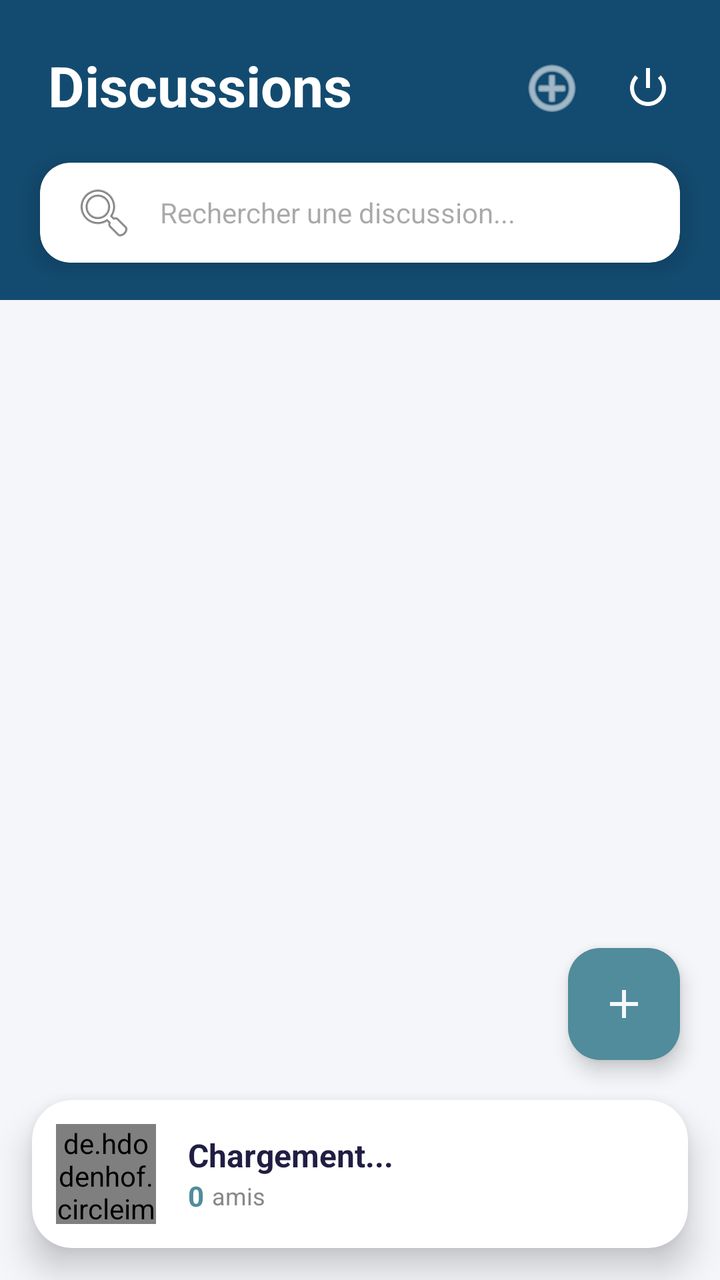
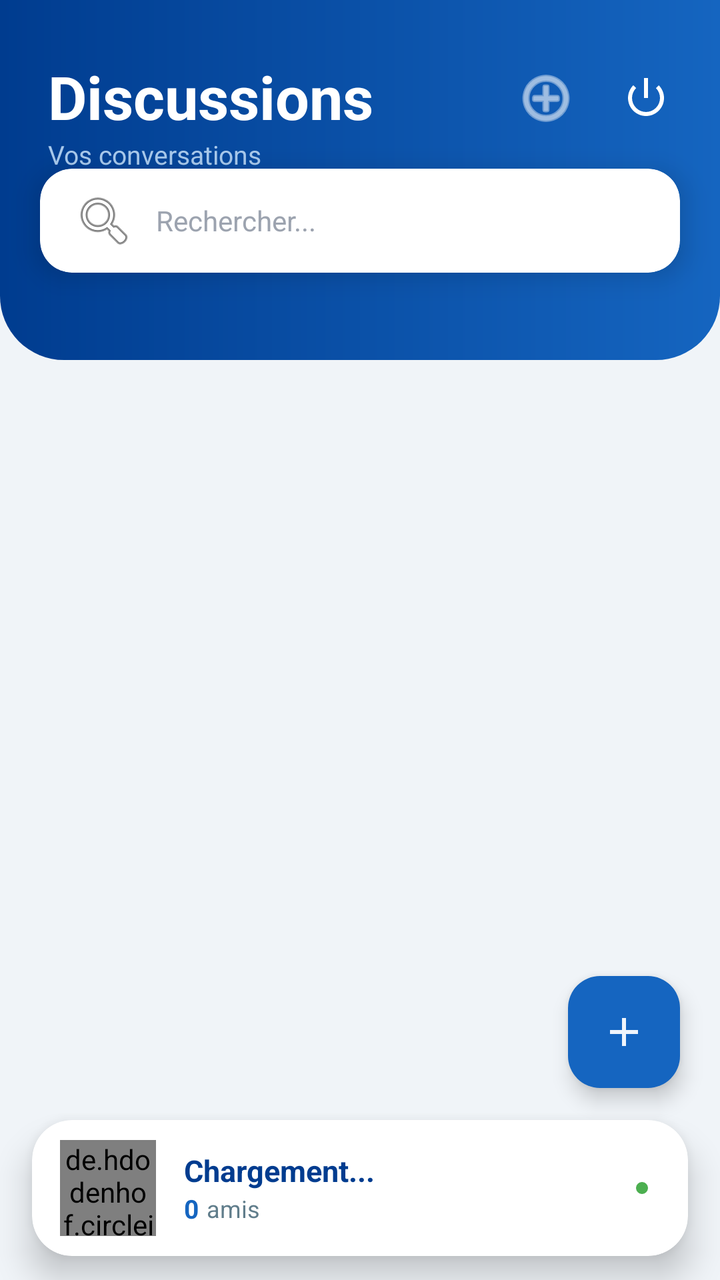

Screens rendered from an Android XML layout before and after an edit, with the pre-edit source and the edit as a unified diff.
<!-- AndroidManifest.xml: application theme Theme.Chat_app -->
<!-- res/layout/activity_discussion.xml -->
<?xml version="1.0" encoding="utf-8"?>
<androidx.constraintlayout.widget.ConstraintLayout xmlns:android="http://schemas.android.com/apk/res/android"
    xmlns:app="http://schemas.android.com/apk/res-auto"
    xmlns:tools="http://schemas.android.com/tools"
    android:layout_width="match_parent"
    android:layout_height="match_parent"
    android:background="#F5F6FA"
    tools:context=".DiscussionActivity">

    
    <View
        android:id="@+id/headerBackground"
        android:layout_width="match_parent"
        android:layout_height="150dp"
        android:background="@drawable/bg_header_gradient"
        android:backgroundTint="@color/colorPrimary"
        app:layout_constraintStart_toStartOf="parent"
        app:layout_constraintTop_toTopOf="parent" />

    
    <TextView
        android:id="@+id/tvTitle"
        android:layout_width="wrap_content"
        android:layout_height="wrap_content"
        android:layout_marginStart="24dp"
        android:layout_marginTop="24dp"
        android:text="Discussions"
        android:textColor="@android:color/white"
        android:textSize="28sp"
        android:textStyle="bold"
        app:layout_constraintStart_toStartOf="parent"
        app:layout_constraintTop_toTopOf="parent" />

    <ImageButton
        android:id="@+id/btnMenu"
        android:layout_width="40dp"
        android:layout_height="40dp"
        android:layout_marginTop="24dp"
        android:layout_marginEnd="16dp"
        android:background="?attr/selectableItemBackgroundBorderless"
        android:contentDescription="Déconnexion"
        android:src="@android:drawable/ic_lock_power_off"
        app:tint="@android:color/white"
        app:layout_constraintEnd_toEndOf="parent"
        app:layout_constraintTop_toTopOf="parent" />

    <ImageButton
        android:id="@+id/btnAddFriend"
        android:layout_width="40dp"
        android:layout_height="40dp"
        android:layout_marginEnd="8dp"
        android:background="?attr/selectableItemBackgroundBorderless"
        android:contentDescription="Ajouter Ami"
        android:src="@android:drawable/ic_menu_add"
        app:tint="@android:color/white"
        app:layout_constraintBottom_toBottomOf="@id/btnMenu"
        app:layout_constraintEnd_toStartOf="@id/btnMenu"
        app:layout_constraintTop_toTopOf="@id/btnMenu" />

    
    <androidx.cardview.widget.CardView
        android:id="@+id/searchCard"
        android:layout_width="match_parent"
        android:layout_height="50dp"
        android:layout_marginHorizontal="20dp"
        android:layout_marginTop="20dp"
        app:cardCornerRadius="15dp"
        app:cardElevation="8dp"
        app:layout_constraintEnd_toEndOf="parent"
        app:layout_constraintStart_toStartOf="parent"
        app:layout_constraintTop_toBottomOf="@id/tvTitle">

        <EditText
            android:id="@+id/etSearch"
            android:layout_width="match_parent"
            android:layout_height="match_parent"
            android:background="@android:color/transparent"
            android:drawableStart="@android:drawable/ic_menu_search"
            android:drawablePadding="12dp"
            android:hint="Rechercher une discussion..."
            android:paddingStart="16dp"
            android:textColor="@color/colorPrimaryDark"
            android:textSize="14sp" />
    </androidx.cardview.widget.CardView>

    
    <androidx.recyclerview.widget.RecyclerView
        android:id="@+id/recyclerDiscussions"
        android:layout_width="match_parent"
        android:layout_height="0dp"
        android:layout_marginTop="15dp"
        android:layout_marginBottom="10dp"
        android:clipToPadding="false"
        android:paddingBottom="80dp"
        app:layout_constraintBottom_toTopOf="@id/bottomProfileCard"
        app:layout_constraintTop_toBottomOf="@id/searchCard"
        tools:listitem="@layout/item_discussion" />

    
    <androidx.cardview.widget.CardView
        android:id="@+id/bottomProfileCard"
        android:layout_width="match_parent"
        android:layout_height="wrap_content"
        android:layout_margin="16dp"
        app:cardBackgroundColor="@android:color/white"
        app:cardCornerRadius="20dp"
        app:cardElevation="10dp"
        app:layout_constraintBottom_toBottomOf="parent"
        app:layout_constraintEnd_toEndOf="parent"
        app:layout_constraintStart_toStartOf="parent">

        <LinearLayout
            android:layout_width="match_parent"
            android:layout_height="wrap_content"
            android:gravity="center_vertical"
            android:orientation="horizontal"
            android:padding="12dp">

            
            <de.hdodenhof.circleimageview.CircleImageView
                android:id="@+id/bottomProfileImage"
                android:layout_width="50dp"
                android:layout_height="50dp"
                android:src="@drawable/img"
                app:civ_border_color="@color/colorSecondary"
                app:civ_border_width="2dp" />

            
            <LinearLayout
                android:layout_width="0dp"
                android:layout_height="wrap_content"
                android:layout_marginStart="16dp"
                android:layout_weight="1"
                android:orientation="vertical">

                <TextView
                    android:id="@+id/bottomPseudo"
                    android:layout_width="wrap_content"
                    android:layout_height="wrap_content"
                    android:text="Chargement..."
                    android:textColor="@color/colorPrimaryDark"
                    android:textSize="16sp"
                    android:textStyle="bold" />

                <LinearLayout
                    android:layout_width="wrap_content"
                    android:layout_height="wrap_content"
                    android:gravity="center_vertical"
                    android:orientation="horizontal">

                    <TextView
                        android:id="@+id/bottomFriendsCount"
                        android:layout_width="wrap_content"
                        android:layout_height="wrap_content"
                        android:text="0"
                        android:textColor="@color/colorSecondary"
                        android:textStyle="bold" />

                    <TextView
                        android:layout_width="wrap_content"
                        android:layout_height="wrap_content"
                        android:layout_marginStart="4dp"
                        android:text="amis"
                        android:textColor="#888888"
                        android:textSize="12sp" />
                </LinearLayout>
            </LinearLayout>

        </LinearLayout>
    </androidx.cardview.widget.CardView>

    
    
    <com.google.android.material.floatingactionbutton.FloatingActionButton
        android:id="@+id/btnCompose"
        android:layout_width="wrap_content"
        android:layout_height="wrap_content"
        android:layout_marginEnd="20dp"
        android:layout_marginBottom="20dp"
        android:contentDescription="Nouvelle discussion"
        android:src="@drawable/ic_plus_24"
        app:backgroundTint="@color/colorSecondary"
        app:layout_constraintBottom_toTopOf="@id/bottomProfileCard"
        app:layout_constraintEnd_toEndOf="parent"
        app:tint="@android:color/white" />

</androidx.constraintlayout.widget.ConstraintLayout>
<!-- res/layout/item_discussion.xml (included above) -->
<androidx.constraintlayout.widget.ConstraintLayout xmlns:android="http://schemas.android.com/apk/res/android"
    xmlns:app="http://schemas.android.com/apk/res-auto"
    xmlns:tools="http://schemas.android.com/tools"
    android:layout_width="match_parent"
    android:layout_height="wrap_content"
    android:background="@drawable/bg_item_with_border"
    android:padding="12dp"
    android:layout_marginHorizontal="5dp"
    android:layout_marginTop="8dp">

    <androidx.cardview.widget.CardView
        android:id="@+id/cardAvatar"
        android:layout_width="50dp"
        android:layout_height="50dp"
        app:cardCornerRadius="25dp"
        app:cardElevation="0dp"
        app:layout_constraintStart_toStartOf="parent"
        app:layout_constraintTop_toTopOf="parent">

        <ImageView
            android:id="@+id/imgAvatar"
            android:layout_width="match_parent"
            android:layout_height="match_parent"
            android:scaleType="centerCrop"
            android:src="@drawable/img"
            tools:ignore="ContentDescription" />
        <View
            android:id="@+id/img_status_on"
            android:layout_width="16dp"
            android:layout_height="16dp"
            android:background="@drawable/shape_status_online"
            android:visibility="gone"
            app:layout_constraintBottom_toBottomOf="@id/imgAvatar"
            app:layout_constraintEnd_toEndOf="@id/imgAvatar"
            android:layout_marginBottom="2dp"
            android:layout_marginEnd="2dp" />
        <View
            android:id="@+id/img_status_off"
            android:layout_width="16dp"
            android:layout_height="16dp"
            android:background="@drawable/shape_status_offline"
            android:visibility="visible"
            app:layout_constraintBottom_toBottomOf="@id/imgAvatar"
            app:layout_constraintEnd_toEndOf="@id/imgAvatar"
            android:layout_marginBottom="2dp"
            android:layout_marginEnd="2dp" />
    </androidx.cardview.widget.CardView>

    <TextView
        android:id="@+id/txtHeure"
        android:layout_width="wrap_content"
        android:layout_height="wrap_content"
        android:text="09:56"
        android:textColor="#009688"
        android:textSize="12sp"
        app:layout_constraintBottom_toBottomOf="@id/txtNom"
        app:layout_constraintEnd_toEndOf="parent"
        app:layout_constraintTop_toTopOf="@id/txtNom" />

    <TextView
        android:id="@+id/txtNom"
        android:layout_width="0dp"
        android:layout_height="wrap_content"
        android:layout_marginStart="16dp"
        android:layout_marginEnd="8dp"
        android:text="Josiah Zayner"
        android:textColor="#0D1C3E"
        android:textSize="16sp"
        android:textStyle="bold"
        app:layout_constraintEnd_toStartOf="@id/txtHeure"
        app:layout_constraintStart_toEndOf="@id/cardAvatar"
        app:layout_constraintTop_toTopOf="@id/cardAvatar" />

    <TextView
        android:id="@+id/txtMessage"
        android:layout_width="0dp"
        android:layout_height="wrap_content"
        android:layout_marginTop="4dp"
        android:layout_marginEnd="16dp"
        android:ellipsize="end"
        android:maxLines="2"
        android:text="Salut ! Comment vas-tu aujourd'hui ? Je voulais faire un point..."
        android:textColor="#68768A"
        android:textSize="14sp"
        app:layout_constraintEnd_toEndOf="parent"
        app:layout_constraintStart_toStartOf="@id/txtNom"
        app:layout_constraintTop_toBottomOf="@id/txtNom" />
</androidx.constraintlayout.widget.ConstraintLayout>
<!-- resources referenced by this layout -->
<resources>
  <color name="colorPrimary">#134B70</color>
  <color name="colorPrimaryDark">#201E43</color>
  <color name="colorSecondary">#508C9B</color>
  <!-- drawable bg_header_gradient (drawable) -->
  <?xml version="1.0" encoding="utf-8"?>
  <shape xmlns:android="http://schemas.android.com/apk/res/android"
      android:shape="rectangle">
  
      <gradient
          android:angle="270"
          android:startColor="@color/colorPrimary"
          android:endColor="@color/colorPrimaryDark"
          android:type="linear" />
  
  </shape>
  <!-- drawable bg_item_with_border (drawable) -->
  <?xml version="1.0" encoding="utf-8"?>
  <layer-list xmlns:android="http://schemas.android.com/apk/res/android">
  
      
      <item>
          <shape android:shape="rectangle">
              <solid android:color="#1A000000" /> 
              <corners android:radius="12dp" />
          </shape>
      </item>
  
      
      <item android:bottom="2dp" android:right="1dp" android:left="1dp">
          <shape android:shape="rectangle">
              
              <solid android:color="@android:color/white" />
  
              
              <stroke
                  android:width="1dp"
                  android:color="#E0E0E0" /> 
  
              
              <corners android:radius="12dp" />
          </shape>
      </item>
  
  </layer-list>
  <!-- drawable ic_plus_24 (drawable) -->
  <vector xmlns:android="http://schemas.android.com/apk/res/android" android:height="24dp" android:tint="#FFFFFF" android:viewportHeight="960" android:viewportWidth="960" android:width="24dp">
        
      <path android:fillColor="#EE050556" android:pathData="M440,520L200,520L200,440L440,440L440,200L520,200L520,440L760,440L760,520L520,520L520,760L440,760L440,520Z"/>
      
  </vector>
  <!-- drawable img: png bitmap (drawable, 107963 bytes) -->
  <!-- drawable shape_status_offline (drawable) -->
  <?xml version="1.0" encoding="utf-8"?>
  <shape xmlns:android="http://schemas.android.com/apk/res/android"
      android:shape="oval">
      <solid android:color="#B0B0B0" /> <stroke
      android:width="2dp"
      android:color="#FFFFFF" />
      <size
          android:width="16dp"
          android:height="16dp" />
  </shape>
  <!-- drawable shape_status_online (drawable) -->
  <?xml version="1.0" encoding="utf-8"?>
  <shape xmlns:android="http://schemas.android.com/apk/res/android"
      android:shape="oval">
      <solid android:color="#4CAF50" />
  
      <stroke
          android:width="2dp"
          android:color="#FFFFFF" />
  
      <size
          android:width="16dp"
          android:height="16dp" />
  </shape>
  <style name="Theme.Chat_app" parent="Base.Theme.Chat_app" />
  <style name="Base.Theme.Chat_app" parent="Theme.Material3.DayNight.NoActionBar">
          
          
      </style>
</resources>

<!-- the commit's change to res/layout/activity_discussion.xml (unified diff, before → after) -->
@@ -1,21 +1,21 @@
 <?xml version="1.0" encoding="utf-8"?>
-<androidx.constraintlayout.widget.ConstraintLayout xmlns:android="http://schemas.android.com/apk/res/android"
+<androidx.constraintlayout.widget.ConstraintLayout
+    xmlns:android="http://schemas.android.com/apk/res/android"
     xmlns:app="http://schemas.android.com/apk/res-auto"
     xmlns:tools="http://schemas.android.com/tools"
     android:layout_width="match_parent"
     android:layout_height="match_parent"
-    android:background="#F5F6FA"
+    android:background="@color/colorBackground"
     tools:context=".DiscussionActivity">
 
     
     <View
         android:id="@+id/headerBackground"
         android:layout_width="match_parent"
-        android:layout_height="150dp"
-        android:background="@drawable/bg_header_gradient"
-        android:backgroundTint="@color/colorPrimary"
-        app:layout_constraintStart_toStartOf="parent"
-        app:layout_constraintTop_toTopOf="parent" />
+        android:layout_height="180dp"
+        android:background="@drawable/bg_header_bottom_round"
+        app:layout_constraintTop_toTopOf="parent"
+        app:layout_constraintStart_toStartOf="parent"/>
 
     
     <TextView
@@ -23,51 +23,83 @@
         android:layout_width="wrap_content"
         android:layout_height="wrap_content"
         android:layout_marginStart="24dp"
-        android:layout_marginTop="24dp"
+        android:layout_marginTop="28dp"
         android:text="Discussions"
-        android:textColor="@android:color/white"
-        android:textSize="28sp"
+        android:textColor="@color/white"
+        android:textSize="30sp"
         android:textStyle="bold"
         app:layout_constraintStart_toStartOf="parent"
-        app:layout_constraintTop_toTopOf="parent" />
-
+        app:layout_constraintTop_toTopOf="parent"/>
+
+    <TextView
+        android:layout_width="wrap_content"
+        android:layout_height="wrap_content"
+        android:layout_marginStart="24dp"
+        android:text="Vos conversations"
+        android:textColor="#A8C9EC"
+        android:textSize="13sp"
+        app:layout_constraintStart_toStartOf="parent"
+        app:layout_constraintTop_toBottomOf="@id/tvTitle"/>
+
+    
     <ImageButton
         android:id="@+id/btnMenu"
-        android:layout_width="40dp"
-        android:layout_height="40dp"
-        android:layout_marginTop="24dp"
+        android:layout_width="42dp"
+        android:layout_height="42dp"
+        android:layout_marginTop="28dp"
         android:layout_marginEnd="16dp"
         android:background="?attr/selectableItemBackgroundBorderless"
         android:contentDescription="Déconnexion"
         android:src="@android:drawable/ic_lock_power_off"
-        app:tint="@android:color/white"
+        app:tint="@color/white"
         app:layout_constraintEnd_toEndOf="parent"
-        app:layout_constraintTop_toTopOf="parent" />
-
+        app:layout_constraintTop_toTopOf="parent"/>
+
+    
     <ImageButton
         android:id="@+id/btnAddFriend"
-        android:layout_width="40dp"
-        android:layout_height="40dp"
+        android:layout_width="42dp"
+        android:layout_height="42dp"
         android:layout_marginEnd="8dp"
         android:background="?attr/selectableItemBackgroundBorderless"
-        android:contentDescription="Ajouter Ami"
+        android:contentDescription="Ajouter un ami"
         android:src="@android:drawable/ic_menu_add"
-        app:tint="@android:color/white"
+        app:tint="@color/white"
         app:layout_constraintBottom_toBottomOf="@id/btnMenu"
         app:layout_constraintEnd_toStartOf="@id/btnMenu"
-        app:layout_constraintTop_toTopOf="@id/btnMenu" />
+        app:layout_constraintTop_toTopOf="@id/btnMenu"/>
+
+    
+    <TextView
+        android:id="@+id/badge_friend_requests"
+        android:layout_width="18dp"
+        android:layout_height="18dp"
+        android:background="@drawable/circle_shape"
+        android:backgroundTint="#FF3B30"
+        android:gravity="center"
+        android:text="!"
+        android:textColor="@color/white"
+        android:textSize="10sp"
+        android:textStyle="bold"
+        android:visibility="gone"
+        android:layout_marginEnd="-2dp"
+        android:layout_marginTop="-2dp"
+        app:layout_constraintEnd_toEndOf="@id/btnAddFriend"
+        app:layout_constraintTop_toTopOf="@id/btnAddFriend"/>
 
     
     <androidx.cardview.widget.CardView
         android:id="@+id/searchCard"
-        android:layout_width="match_parent"
-        android:layout_height="50dp"
-        android:layout_marginHorizontal="20dp"
-        android:layout_marginTop="20dp"
-        app:cardCornerRadius="15dp"
+        android:layout_width="0dp"
+        android:layout_height="52dp"
+        android:layout_marginStart="20dp"
+        android:layout_marginEnd="20dp"
+        android:layout_marginTop="16dp"
+        app:cardCornerRadius="16dp"
         app:cardElevation="8dp"
+        app:cardBackgroundColor="@color/white"
+        app:layout_constraintStart_toStartOf="parent"
         app:layout_constraintEnd_toEndOf="parent"
-        app:layout_constraintStart_toStartOf="parent"
         app:layout_constraintTop_toBottomOf="@id/tvTitle">
 
         <EditText
@@ -76,11 +108,16 @@
             android:layout_height="match_parent"
             android:background="@android:color/transparent"
             android:drawableStart="@android:drawable/ic_menu_search"
-            android:drawablePadding="12dp"
-            android:hint="Rechercher une discussion..."
+            android:drawablePadding="10dp"
+            android:hint="Rechercher..."
             android:paddingStart="16dp"
-            android:textColor="@color/colorPrimaryDark"
-            android:textSize="14sp" />
+            android:paddingEnd="16dp"
+            android:textColor="@color/colorTextPrimary"
+            android:textColorHint="@color/text_hint"
+            android:textSize="14sp"
+            android:inputType="text"
+            android:imeOptions="actionSearch"
+            android:singleLine="true"/>
     </androidx.cardview.widget.CardView>
 
     
@@ -88,48 +125,50 @@
         android:id="@+id/recyclerDiscussions"
         android:layout_width="match_parent"
         android:layout_height="0dp"
-        android:layout_marginTop="15dp"
-        android:layout_marginBottom="10dp"
+        android:layout_marginTop="16dp"
         android:clipToPadding="false"
-        android:paddingBottom="80dp"
+        android:paddingBottom="88dp"
+        app:layout_constraintTop_toBottomOf="@id/headerBackground"
         app:layout_constraintBottom_toTopOf="@id/bottomProfileCard"
-        app:layout_constraintTop_toBottomOf="@id/searchCard"
-        tools:listitem="@layout/item_discussion" />
+        tools:listitem="@layout/item_discussion"/>
 
     
     <androidx.cardview.widget.CardView
         android:id="@+id/bottomProfileCard"
-        android:layout_width="match_parent"
-        android:layout_height="wrap_content"
-        android:layout_margin="16dp"
-        app:cardBackgroundColor="@android:color/white"
+        android:layout_width="0dp"
+        android:layout_height="wrap_content"
+        android:layout_marginStart="16dp"
+        android:layout_marginEnd="16dp"
+        android:layout_marginBottom="12dp"
+        app:cardBackgroundColor="@color/white"
         app:cardCornerRadius="20dp"
         app:cardElevation="10dp"
         app:layout_constraintBottom_toBottomOf="parent"
-        app:layout_constraintEnd_toEndOf="parent"
-        app:layout_constraintStart_toStartOf="parent">
+        app:layout_constraintStart_toStartOf="parent"
+        app:layout_constraintEnd_toEndOf="parent">
 
         <LinearLayout
             android:layout_width="match_parent"
             android:layout_height="wrap_content"
             android:gravity="center_vertical"
             android:orientation="horizontal"
-            android:padding="12dp">
-
-            
+            android:paddingStart="14dp"
+            android:paddingEnd="14dp"
+            android:paddingTop="10dp"
+            android:paddingBottom="10dp">
+
             <de.hdodenhof.circleimageview.CircleImageView
                 android:id="@+id/bottomProfileImage"
-                android:layout_width="50dp"
-                android:layout_height="50dp"
+                android:layout_width="48dp"
+                android:layout_height="48dp"
                 android:src="@drawable/img"
                 app:civ_border_color="@color/colorSecondary"
-                app:civ_border_width="2dp" />
-
-            
+                app:civ_border_width="2dp"/>
+
             <LinearLayout
                 android:layout_width="0dp"
                 android:layout_height="wrap_content"
-                android:layout_marginStart="16dp"
+                android:layout_marginStart="14dp"
                 android:layout_weight="1"
                 android:orientation="vertical">
 
@@ -139,8 +178,8 @@
                     android:layout_height="wrap_content"
                     android:text="Chargement..."
                     android:textColor="@color/colorPrimaryDark"
-                    android:textSize="16sp"
-                    android:textStyle="bold" />
+                    android:textSize="15sp"
+                    android:textStyle="bold"/>
 
                 <LinearLayout
                     android:layout_width="wrap_content"
@@ -153,112 +192,119 @@
                         android:layout_width="wrap_content"
                         android:layout_height="wrap_content"
                         android:text="0"
-                        android:textColor="@color/colorSecondary"
-                        android:textStyle="bold" />
+                        android:textColor="@color/colorPrimary"
+                        android:textStyle="bold"
+                        android:textSize="13sp"/>
 
                     <TextView
                         android:layout_width="wrap_content"
                         android:layout_height="wrap_content"
                         android:layout_marginStart="4dp"
                         android:text="amis"
-                        android:textColor="#888888"
-                        android:textSize="12sp" />
+                        android:textColor="@color/colorTextSecondary"
+                        android:textSize="12sp"/>
                 </LinearLayout>
             </LinearLayout>
 
+            
+            <View
+                android:layout_width="10dp"
+                android:layout_height="10dp"
+                android:background="@drawable/shape_status_online"
+                android:layout_marginEnd="4dp"/>
+
         </LinearLayout>
     </androidx.cardview.widget.CardView>
 
-    
     
     <com.google.android.material.floatingactionbutton.FloatingActionButton
         android:id="@+id/btnCompose"
         android:layout_width="wrap_content"
         android:layout_height="wrap_content"
         android:layout_marginEnd="20dp"
-        android:layout_marginBottom="20dp"
+        android:layout_marginBottom="16dp"
         android:contentDescription="Nouvelle discussion"
         android:src="@drawable/ic_plus_24"
-        app:backgroundTint="@color/colorSecondary"
+        app:backgroundTint="@color/colorPrimary"
+        app:tint="@color/white"
         app:layout_constraintBottom_toTopOf="@id/bottomProfileCard"
-        app:layout_constraintEnd_toEndOf="parent"
-        app:tint="@android:color/white" />
+        app:layout_constraintEnd_toEndOf="parent"/>
 
 </androidx.constraintlayout.widget.ConstraintLayout>
 <!-- res/layout/item_discussion.xml (included above) -->
-<androidx.constraintlayout.widget.ConstraintLayout xmlns:android="http://schemas.android.com/apk/res/android"
+<?xml version="1.0" encoding="utf-8"?>
+<androidx.constraintlayout.widget.ConstraintLayout
+    xmlns:android="http://schemas.android.com/apk/res/android"
     xmlns:app="http://schemas.android.com/apk/res-auto"
     xmlns:tools="http://schemas.android.com/tools"
     android:layout_width="match_parent"
     android:layout_height="wrap_content"
-    android:background="@drawable/bg_item_with_border"
-    android:padding="12dp"
-    android:layout_marginHorizontal="5dp"
-    android:layout_marginTop="8dp">
-
-    <androidx.cardview.widget.CardView
-        android:id="@+id/cardAvatar"
-        android:layout_width="50dp"
-        android:layout_height="50dp"
-        app:cardCornerRadius="25dp"
-        app:cardElevation="0dp"
-        app:layout_constraintStart_toStartOf="parent"
-        app:layout_constraintTop_toTopOf="parent">
-
-        <ImageView
-            android:id="@+id/imgAvatar"
-            android:layout_width="match_parent"
-            android:layout_height="match_parent"
-            android:scaleType="centerCrop"
-            android:src="@drawable/img"
-            tools:ignore="ContentDescription" />
-        <View
-            android:id="@+id/img_status_on"
-            android:layout_width="16dp"
-            android:layout_height="16dp"
-            android:background="@drawable/shape_status_online"
-            android:visibility="gone"
-            app:layout_constraintBottom_toBottomOf="@id/imgAvatar"
-            app:layout_constraintEnd_toEndOf="@id/imgAvatar"
-            android:layout_marginBottom="2dp"
-            android:layout_marginEnd="2dp" />
-        <View
-            android:id="@+id/img_status_off"
-            android:layout_width="16dp"
-            android:layout_height="16dp"
-            android:background="@drawable/shape_status_offline"
-            android:visibility="visible"
-            app:layout_constraintBottom_toBottomOf="@id/imgAvatar"
-            app:layout_constraintEnd_toEndOf="@id/imgAvatar"
-            android:layout_marginBottom="2dp"
-            android:layout_marginEnd="2dp" />
-    </androidx.cardview.widget.CardView>
-
+    android:background="?attr/selectableItemBackground"
+    android:paddingStart="16dp"
+    android:paddingEnd="16dp"
+    android:paddingTop="10dp"
+    android:paddingBottom="10dp">
+
+    
+    <de.hdodenhof.circleimageview.CircleImageView
+        android:id="@+id/imgAvatar"
+        android:layout_width="56dp"
+        android:layout_height="56dp"
+        android:src="@drawable/img"
+        app:civ_border_color="@color/colorDivider"
+        app:civ_border_width="1.5dp"
+        app:layout_constraintStart_toStartOf="parent"
+        app:layout_constraintTop_toTopOf="parent"
+        app:layout_constraintBottom_toBottomOf="parent"
+        tools:ignore="ContentDescription"/>
+
+    
+    <View
+        android:id="@+id/img_status_on"
+        android:layout_width="14dp"
+        android:layout_height="14dp"
+        android:background="@drawable/shape_status_online"
+        android:visibility="gone"
+        app:layout_constraintEnd_toEndOf="@id/imgAvatar"
+        app:layout_constraintBottom_toBottomOf="@id/imgAvatar"/>
+
+    
+    <View
+        android:id="@+id/img_status_off"
+        android:layout_width="14dp"
+        android:layout_height="14dp"
+        android:background="@drawable/shape_status_offline"
+        android:visibility="visible"
+        app:layout_constraintEnd_toEndOf="@id/imgAvatar"
+        app:layout_constraintBottom_toBottomOf="@id/imgAvatar"/>
+
+    
     <TextView
         android:id="@+id/txtHeure"
         android:layout_width="wrap_content"
         android:layout_height="wrap_content"
         android:text="09:56"
-        android:textColor="#009688"
+        android:textColor="@color/colorSecondary"
         android:textSize="12sp"
-        app:layout_constraintBottom_toBottomOf="@id/txtNom"
         app:layout_constraintEnd_toEndOf="parent"
-        app:layout_constraintTop_toTopOf="@id/txtNom" />
-
+        app:layout_constraintTop_toTopOf="@id/imgAvatar"/>
+
+    
     <TextView
         android:id="@+id/txtNom"
         android:layout_width="0dp"
         android:layout_height="wrap_content"
-        android:layout_marginStart="16dp"
+        android:layout_marginStart="14dp"
         android:layout_marginEnd="8dp"
-        android:text="Josiah Zayner"
-        android:textColor="#0D1C3E"
+        android:text="Nom Prénom"
+        android:textColor="@color/colorPrimaryDark"
         android:textSize="16sp"
         android:textStyle="bold"
+        app:layout_constraintStart_toEndOf="@id/imgAvatar"
         app:layout_constraintEnd_toStartOf="@id/txtHeure"
-        app:layout_constraintStart_toEndOf="@id/cardAvatar"
-        app:layout_constraintTop_toTopOf="@id/cardAvatar" />
-
+        app:layout_constraintTop_toTopOf="@id/imgAvatar"/>
+
+    
     <TextView
         android:id="@+id/txtMessage"
         android:layout_width="0dp"
@@ -266,11 +312,12 @@
         android:layout_marginTop="4dp"
         android:layout_marginEnd="16dp"
         android:ellipsize="end"
-        android:maxLines="2"
-        android:text="Salut ! Comment vas-tu aujourd'hui ? Je voulais faire un point..."
-        android:textColor="#68768A"
-        android:textSize="14sp"
+        android:maxLines="1"
+        android:text="Dernier message..."
+        android:textColor="@color/colorTextSecondary"
+        android:textSize="13sp"
+        app:layout_constraintStart_toStartOf="@id/txtNom"
         app:layout_constraintEnd_toEndOf="parent"
-        app:layout_constraintStart_toStartOf="@id/txtNom"
-        app:layout_constraintTop_toBottomOf="@id/txtNom" />
+        app:layout_constraintTop_toBottomOf="@id/txtNom"/>
+
 </androidx.constraintlayout.widget.ConstraintLayout>
<!-- resource entries referenced after the edit -->
@@ -1,49 +1,31 @@
 <!-- resources referenced by this layout -->
 <resources>
-  <color name="colorPrimary">#134B70</color>
-  <color name="colorPrimaryDark">#201E43</color>
-  <color name="colorSecondary">#508C9B</color>
-  <!-- drawable bg_header_gradient (drawable) -->
+  <color name="colorBackground">#F0F4F8</color>
+  <color name="colorDivider">#E8ECF4</color>
+  <color name="colorPrimary">#1565C0</color>
+  <color name="colorPrimaryDark">#003c8f</color>
+  <color name="colorSecondary">#42A5F5</color>
+  <color name="colorTextPrimary">#1A237E</color>
+  <color name="colorTextSecondary">#607D8B</color>
+  <color name="text_hint">#9CA3AF</color>
+  <color name="white">#FFFFFF</color>
+  <!-- drawable bg_header_bottom_round (drawable) -->
+  <?xml version="1.0" encoding="utf-8"?>
+  <shape xmlns:android="http://schemas.android.com/apk/res/android" android:shape="rectangle">
+      <gradient
+          android:angle="180"
+          android:startColor="#1565C0"
+          android:endColor="#003c8f"
+          android:type="linear"/>
+      <corners
+          android:bottomLeftRadius="32dp"
+          android:bottomRightRadius="32dp"/>
+  </shape>
+  <!-- drawable circle_shape (drawable) -->
   <?xml version="1.0" encoding="utf-8"?>
   <shape xmlns:android="http://schemas.android.com/apk/res/android"
-      android:shape="rectangle">
-  
-      <gradient
-          android:angle="270"
-          android:startColor="@color/colorPrimary"
-          android:endColor="@color/colorPrimaryDark"
-          android:type="linear" />
-  
-  </shape>
-  <!-- drawable bg_item_with_border (drawable) -->
-  <?xml version="1.0" encoding="utf-8"?>
-  <layer-list xmlns:android="http://schemas.android.com/apk/res/android">
-  
-      
-      <item>
-          <shape android:shape="rectangle">
-              <solid android:color="#1A000000" /> 
-              <corners android:radius="12dp" />
-          </shape>
-      </item>
-  
-      
-      <item android:bottom="2dp" android:right="1dp" android:left="1dp">
-          <shape android:shape="rectangle">
-              
-              <solid android:color="@android:color/white" />
-  
-              
-              <stroke
-                  android:width="1dp"
-                  android:color="#E0E0E0" /> 
-  
-              
-              <corners android:radius="12dp" />
-          </shape>
-      </item>
-  
-  </layer-list>
+      android:shape="oval">
+      <solid android:color="#FFFFFF"/>  </shape>
   <!-- drawable ic_plus_24 (drawable) -->
   <vector xmlns:android="http://schemas.android.com/apk/res/android" android:height="24dp" android:tint="#FFFFFF" android:viewportHeight="960" android:viewportWidth="960" android:width="24dp">
         
@@ -78,8 +60,14 @@
   </shape>
   <style name="Theme.Chat_app" parent="Base.Theme.Chat_app" />
   <style name="Base.Theme.Chat_app" parent="Theme.Material3.DayNight.NoActionBar">
-          
-          
+          <item name="colorPrimary">@color/colorPrimary</item>
+          <item name="colorOnPrimary">@color/colorTextOnPrimary</item>
+          <item name="colorSecondary">@color/colorSecondary</item>
+          <item name="colorSurface">@color/colorSurface</item>
+          <item name="android:colorBackground">@color/colorBackground</item>
+          <item name="android:windowBackground">@color/colorBackground</item>
       </style>
+  <color name="colorTextOnPrimary">#FFFFFF</color>
+  <color name="colorSurface">#FFFFFF</color>
 </resources>
 
